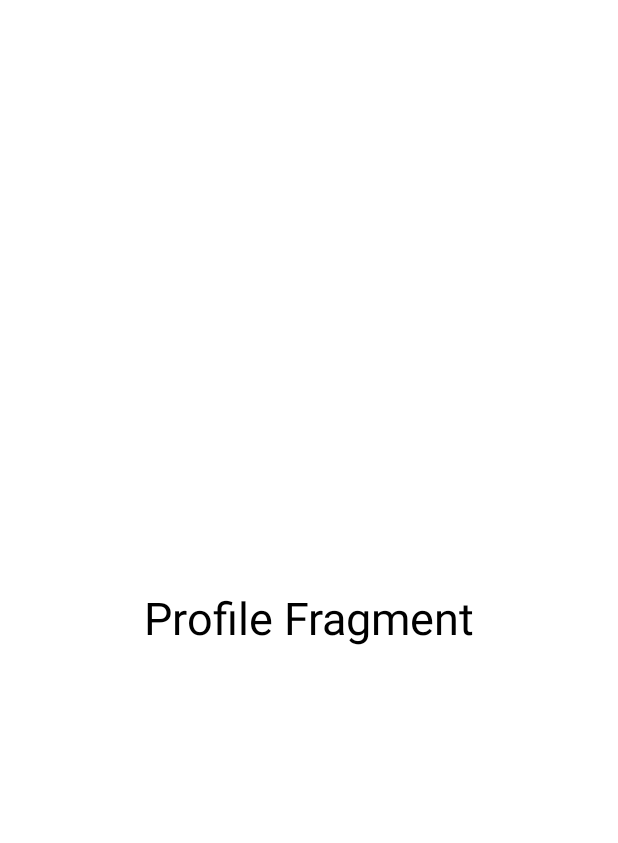
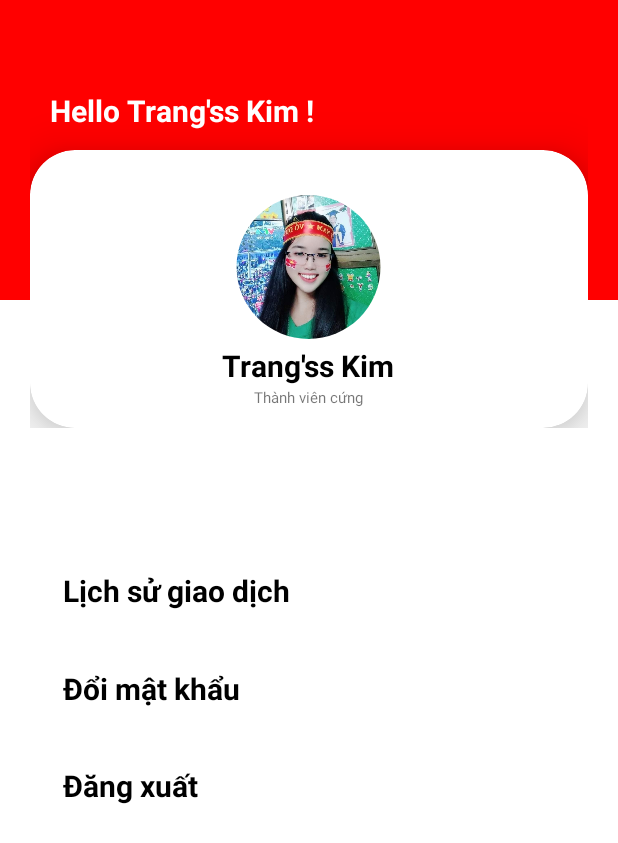
Before and after one commit to anhbtps10439/food-order, an Android app: the fragment ProfileFragment shown on its own in the app's theme, on a phone screen of 412 x 824 dp. Shown: the top 843 px of the screen. Run offline under Robolectric (Android 15) with nearby library versions, the phone set to English and light mode, and no system bars; our stand-ins replace CircleImageView; 1 statement that could not run was skipped.

Commit message:
commit FragmentProfile

```diff
--- a/app/build.gradle
+++ b/app/build.gradle
@@ -33,5 +33,8 @@ dependencies {
     implementation 'org.jetbrains.kotlin:jvm-abi-gen:1.3.60'
     implementation 'org.jetbrains.kotlin:kotlin-stdlib:1.3.71'
     implementation 'com.google.android.material:material:1.1.0'
+    implementation 'androidx.navigation:navigation-fragment:2.0.0'
+    implementation 'androidx.navigation:navigation-ui:2.0.0'
+    implementation 'de.hdodenhof:circleimageview:3.1.0'
 
 }
--- a/app/src/main/res/layout/fragment_profile.xml
+++ b/app/src/main/res/layout/fragment_profile.xml
@@ -1,13 +1,106 @@
 <?xml version="1.0" encoding="utf-8"?>
-<LinearLayout xmlns:android="http://schemas.android.com/apk/res/android"
-    android:orientation="vertical" android:layout_width="match_parent"
+<RelativeLayout xmlns:android="http://schemas.android.com/apk/res/android"
+    xmlns:app="http://schemas.android.com/apk/res-auto"
+    android:orientation="vertical"
+    android:layout_width="match_parent"
     android:layout_height="match_parent"
-    android:background="@color/colorWhite">
+    android:background="@color/colorWhite"
+    xmlns:tools="http://schemas.android.com/tools"
+    tools:context=".activity.UserCase.fragment.ProfileFragment">
+    <RelativeLayout
+        android:layout_width="match_parent"
+        android:layout_height="200dp"
+        android:background="#f00"
+        android:orientation="vertical">
+
+
+        <TextView
+            android:layout_marginLeft="33dp"
+            android:layout_marginTop="60dp"
+            android:layout_width="wrap_content"
+            android:layout_height="wrap_content"
+            android:textColor="#fff"
+            android:textSize="20dp"
+            android:textStyle="bold"
+            android:text="Hello Trang'ss Kim !"/>
+    </RelativeLayout>
+    <RelativeLayout
+        android:layout_width="match_parent"
+        android:layout_marginHorizontal="20dp"
+        android:layout_alignParentStart="true"
+        android:layout_alignParentEnd="true"
+        android:layout_alignParentTop="true"
+        android:layout_height="wrap_content">
+        <androidx.cardview.widget.CardView
+            android:layout_width="match_parent"
+            android:layout_height="185dp"
+            app:cardCornerRadius="30dp"
+            android:layout_marginTop="100dp"
+            app:cardElevation="20dp"
+            android:background="#fff">
+            <de.hdodenhof.circleimageview.CircleImageView
+                xmlns:app="http://schemas.android.com/apk/res-auto"
+                android:id="@+id/profile_image"
+                android:layout_width="98dp"
+                android:layout_height="96dp"
+                android:src="@drawable/trang"
+                android:layout_marginTop="30dp"
+                android:layout_gravity="center_horizontal" />
+            <TextView
+                android:textStyle="bold"
+                android:textColor="#000000"
+                android:textSize="20dp"
+                android:layout_gravity="center_horizontal"
+                android:layout_marginTop="130dp"
+                android:layout_width="wrap_content"
+                android:text="Trang'ss Kim"
+                android:layout_height="wrap_content">
+            </TextView>
+            <TextView
+                android:textSize="10dp"
+                android:layout_gravity="center_horizontal"
+                android:layout_marginTop="158dp"
+                android:layout_width="wrap_content"
+                android:text="Thành viên cứng"
+                android:layout_height="wrap_content">
+            </TextView>
+        </androidx.cardview.widget.CardView>
+
+    </RelativeLayout>
+
     <TextView
-        android:layout_width="match_parent"
-        android:layout_height="match_parent"
-        android:gravity="center"
+        android:textStyle="bold"
         android:textColor="#000000"
-        android:textSize="30dp"
-        android:text="Profile Fragment"/>
-</LinearLayout>
+        android:layout_marginLeft="42dp"
+        android:textSize="20dp"
+        android:layout_gravity="center_horizontal"
+        android:layout_marginTop="380dp"
+        android:layout_width="wrap_content"
+        android:text="Lịch sử giao dịch"
+        android:layout_height="wrap_content">
+    </TextView>
+
+    <TextView
+        android:textStyle="bold"
+        android:textColor="#000000"
+        android:layout_marginLeft="42dp"
+        android:textSize="20dp"
+        android:layout_gravity="center_horizontal"
+        android:layout_marginTop="445dp"
+        android:layout_width="wrap_content"
+        android:text="Đổi mật khẩu"
+        android:layout_height="wrap_content">
+    </TextView>
+
+    <TextView
+        android:textStyle="bold"
+        android:textColor="#000000"
+        android:layout_marginLeft="42dp"
+        android:textSize="20dp"
+        android:layout_gravity="center_horizontal"
+        android:layout_marginTop="510dp"
+        android:layout_width="wrap_content"
+        android:text="Đăng xuất"
+        android:layout_height="wrap_content">
+    </TextView>
+</RelativeLayout>
```
